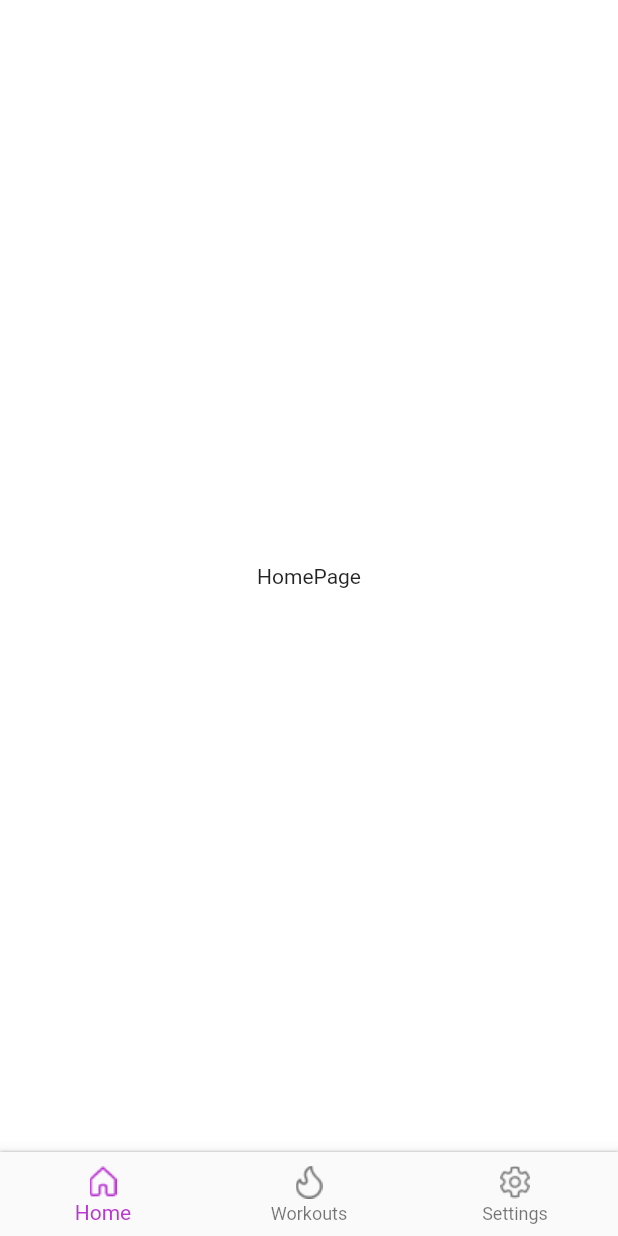
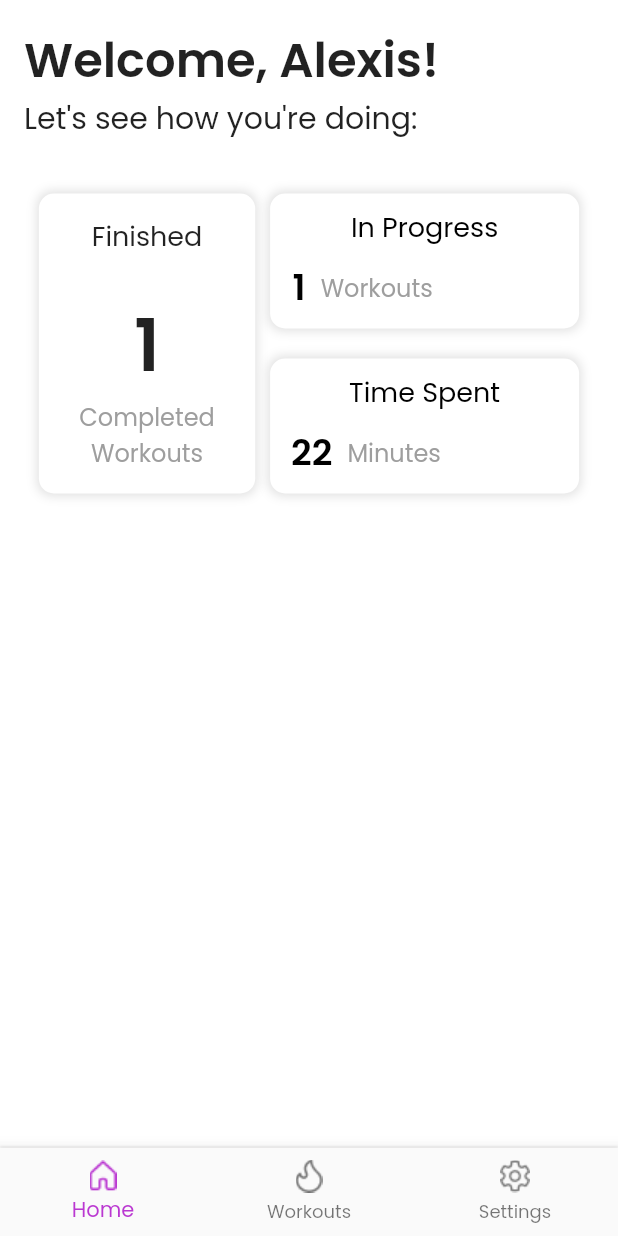
Before and after one commit to alexisbl14/fitness_tracker_app, a Flutter app: the screen it shows after launch, on a phone screen of 412 x 824 dp. Run offline on Flutter 3.47's test engine with Material 2 defaults, Android fonts, the phone set to English and light mode, and no system bars; missing offline and left inert: dart:ffi; Roboto replaces fonts that are missing (NotoSansKR).

Commit message:
started basic ui for homescreen

```diff
--- a/lib/main.dart
+++ b/lib/main.dart
@@ -23,7 +23,7 @@ class MyApp extends StatelessWidget {
         title: 'Fitness',
         theme: ThemeData(
           textTheme: const TextTheme(bodyText1: TextStyle(color: Colors.black)),
-          fontFamily: 'NotoSansKR',
+          fontFamily: 'Poppins',
           scaffoldBackgroundColor: Colors.white,
           visualDensity: VisualDensity.adaptivePlatformDensity,
         ),
--- a/lib/screens/home/home_page.dart
+++ b/lib/screens/home/home_page.dart
@@ -1,21 +1,203 @@
+// ignore_for_file: prefer_const_constructors, prefer_const_literals_to_create_immutables
+
+import 'dart:ffi';
+
 import 'package:flutter/material.dart';
 
 class HomePage extends StatefulWidget {
-  const HomePage({Key? key}) : super(key: key);
+  final data;
+  const HomePage({Key? key, this.data}) : super(key: key);
 
   @override
-  State<HomePage> createState() => _HomePageState();
+  State<HomePage> createState() => _HomePageState(data);
 }
 
 class _HomePageState extends State<HomePage> {
+  int data;
+  _HomePageState(this.data);
   @override
   Widget build(BuildContext context) {
     return SafeArea(
       child: Scaffold(
-        body: Center(
-          child: Text("HomePage"),
+        body: Padding(
+          padding: const EdgeInsets.all(16.0),
+          child: Column(
+            crossAxisAlignment: CrossAxisAlignment.start,
+            // ignore: prefer_const_literals_to_create_immutables
+            children: [
+              Text(
+                "Welcome, Alexis!",
+                style: TextStyle(
+                  fontSize: 32,
+                  fontWeight: FontWeight.w600,
+                ),
+              ),
+              Text("Let's see how you're doing:",
+                  style: TextStyle(fontSize: 20)),
+              const SizedBox(height: 35),
+              Row(
+                mainAxisAlignment: MainAxisAlignment.spaceEvenly,
+                children: [_completedWorkouts(), _workoutInfo()],
+              )
+            ],
+          ),
         ),
       ),
     );
   }
+
+  Widget _completedWorkouts() {
+    final screenWidth = MediaQuery.of(context).size.width;
+    return Container(
+      padding: const EdgeInsets.all(15),
+      height: 200,
+      width: screenWidth * .35,
+      decoration: BoxDecoration(
+        borderRadius: BorderRadius.circular(10),
+        color: Colors.white,
+        boxShadow: [
+          BoxShadow(
+            color: Colors.black.withOpacity(0.12),
+            blurRadius: 5.0,
+            spreadRadius: 1.1,
+          ),
+        ],
+      ),
+      child: Column(
+        mainAxisAlignment: MainAxisAlignment.spaceEvenly,
+        // ignore: prefer_const_literals_to_create_immutables
+        children: [
+          const SizedBox(width: 10),
+          Expanded(
+            child: Text(
+              "Finished",
+              style: TextStyle(fontSize: 18),
+              overflow: TextOverflow.fade,
+              softWrap: false,
+            ),
+          ),
+          Text("1",
+              style: TextStyle(fontSize: 48, fontWeight: FontWeight.w600)),
+          Text("Completed Workouts",
+              textAlign: TextAlign.center,
+              style: TextStyle(fontSize: 16, color: Colors.grey))
+        ],
+      ),
+    );
+  }
+
+  Widget _inProgressInfo() {
+    final screenWidth = MediaQuery.of(context).size.width;
+    return Container(
+      padding: const EdgeInsets.symmetric(horizontal: 15),
+      height: 90,
+      width: screenWidth * 0.5,
+      decoration: BoxDecoration(
+        borderRadius: BorderRadius.circular(10),
+        color: Colors.white,
+        boxShadow: [
+          BoxShadow(
+            color: Colors.black.withOpacity(0.12),
+            blurRadius: 5.0,
+            spreadRadius: 1.1,
+          ),
+        ],
+      ),
+      child: Column(
+        mainAxisAlignment: MainAxisAlignment.spaceEvenly,
+        children: [
+          Text(
+            "In Progress",
+            style: TextStyle(
+              fontSize: 18,
+              color: Colors.black,
+            ),
+          ),
+          Row(
+            children: [
+              Text(
+                "1",
+                style: TextStyle(
+                  fontSize: 24,
+                  fontWeight: FontWeight.w600,
+                  color: Colors.black,
+                ),
+              ),
+              const SizedBox(width: 10),
+              Text(
+                "Workouts",
+                style: TextStyle(
+                  fontSize: 16,
+                  color: Colors.grey,
+                ),
+              ),
+            ],
+          )
+        ],
+      ),
+    );
+  }
+
+  Widget _timeSpentInfo() {
+    final screenWidth = MediaQuery.of(context).size.width;
+    return Container(
+      padding: const EdgeInsets.symmetric(horizontal: 14),
+      height: 90,
+      width: screenWidth * 0.5,
+      decoration: BoxDecoration(
+        borderRadius: BorderRadius.circular(10),
+        color: Colors.white,
+        boxShadow: [
+          BoxShadow(
+            color: Colors.black.withOpacity(0.12),
+            blurRadius: 5.0,
+            spreadRadius: 1.1,
+          ),
+        ],
+      ),
+      child: Column(
+        mainAxisAlignment: MainAxisAlignment.spaceEvenly,
+        children: [
+          Text(
+            "Time Spent",
+            style: TextStyle(
+              fontSize: 18,
+              color: Colors.black,
+            ),
+          ),
+          Row(
+            // ignore: prefer_const_literals_to_create_immutables
+            children: [
+              Text(
+                "22",
+                style: TextStyle(
+                  fontSize: 24,
+                  fontWeight: FontWeight.w600,
+                  color: Colors.black,
+                ),
+              ),
+              const SizedBox(width: 10),
+              Text(
+                "Minutes",
+                style: TextStyle(
+                  fontSize: 16,
+                  color: Colors.grey,
+                ),
+              ),
+            ],
+          )
+        ],
+      ),
+    );
+  }
+
+  Widget _workoutInfo() {
+    return Column(
+      children: [
+        _inProgressInfo(),
+        const SizedBox(height: 20),
+        _timeSpentInfo(),
+      ],
+    );
+  }
 }
--- a/lib/screens/page/tab_bar_page.dart
+++ b/lib/screens/page/tab_bar_page.dart
@@ -14,6 +14,7 @@ class TabBarPage extends StatefulWidget {
 
 class _TabBarPageState extends State<TabBarPage> {
   int _selectedIndex = 0;
+  int data = 0;
   static const List<Widget> _tabBarOptions = <Widget>[
     Text(
       'Index 0: Home',
@@ -27,7 +28,11 @@ class _TabBarPageState extends State<TabBarPage> {
   ];
 
   Widget _createTabBody(BuildContext context, int index) {
-    final children = [HomePage(), WorkoutsPage(), SettingsScreen()];
+    final children = [
+      HomePage(data: data),
+      WorkoutsPage(data: data),
+      SettingsScreen()
+    ];
     return children[index];
   }
 
--- a/pubspec.yaml
+++ b/pubspec.yaml
@@ -32,6 +32,9 @@ dependencies:
 
   #BloC
   flutter_bloc: ^7.0.1
+
+  #Flutter secure storage
+  flutter_secure_storage: ^5.0.2
 
 
   # The following adds the Cupertino Icons font to your application.
```
Also changed, not shown: lib/main2.dart (added, +137 -0 lines), lib/screens/workouts/workouts_page.dart (+8 -3 lines), pubspec.lock, 5 other files.
